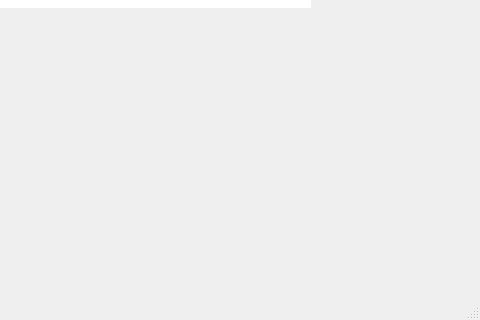
This is hand_app/mainwindow.ui in Mathunder/tse_hand_project as Qt 5 draws it before an edit; both pictures show x 230 to 710 and y 253 to 573 of the 710 by 573 pixel window. The edited form follows.
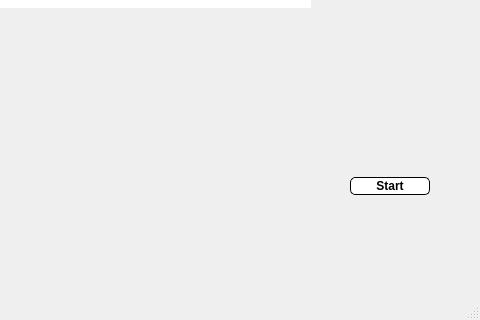
This is the edited form. Custom widgets are drawn as their Qt base class.

Commit message: start button

```diff
--- a/hand_app/mainwindow.ui
+++ b/hand_app/mainwindow.ui
@@ -191,6 +191,39 @@
      <string>Restart</string>
     </property>
    </widget>
+   <widget class="QPushButton" name="start_button">
+    <property name="geometry">
+     <rect>
+      <x>580</x>
+      <y>430</y>
+      <width>80</width>
+      <height>18</height>
+     </rect>
+    </property>
+    <property name="font">
+     <font>
+      <bold>true</bold>
+     </font>
+    </property>
+    <property name="cursor">
+     <cursorShape>PointingHandCursor</cursorShape>
+    </property>
+    <property name="mouseTracking">
+     <bool>false</bool>
+    </property>
+    <property name="autoFillBackground">
+     <bool>false</bool>
+    </property>
+    <property name="styleSheet">
+     <string notr="true">border-radius: 5px;
+background-color: white;
+color: black;
+border: 1px solid black;</string>
+    </property>
+    <property name="text">
+     <string>Start</string>
+    </property>
+   </widget>
   </widget>
   <widget class="QMenuBar" name="menubar">
    <property name="geometry">
```
Left out of the diff: 3 changed lines with no effect on the pictures. The commit also changes 3 other files.
